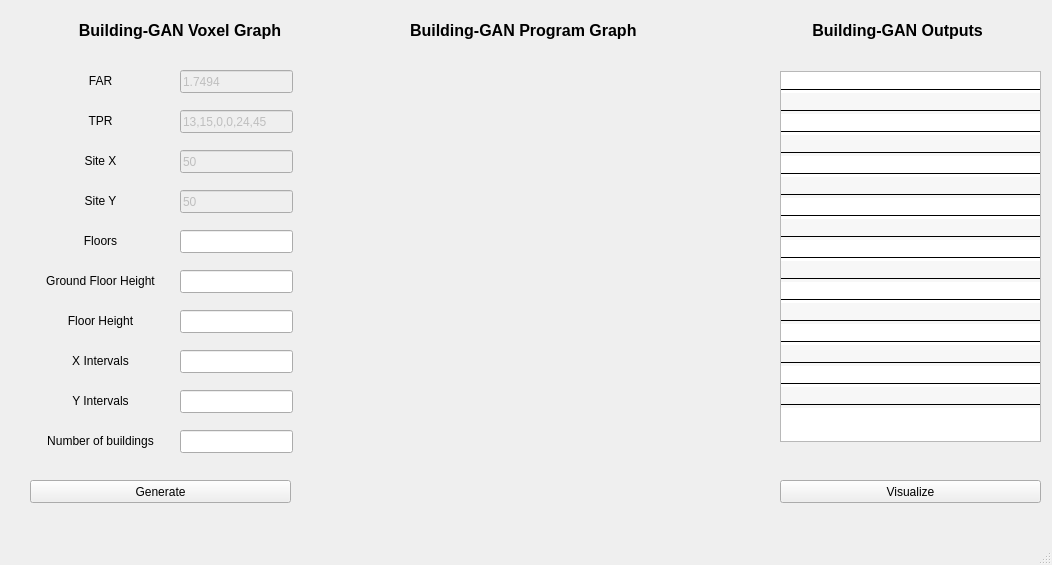
The window that Buiding_GAN_Visualizer.ui (Sehaba95/Building_GAN_GUI_Visualizer) describes before a commit, drawn with Qt 5.
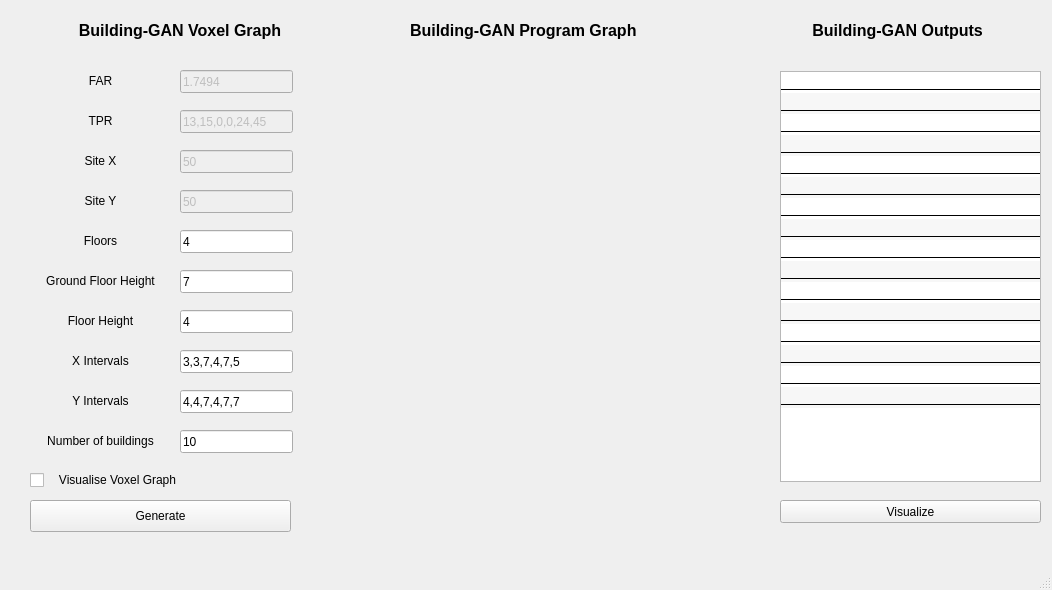
The same window after the commit. Icons and pictures are not drawn.

Commit message: Fix the input issues

Patch:
```diff
--- a/Buiding_GAN_Visualizer.ui
+++ b/Buiding_GAN_Visualizer.ui
@@ -7,12 +7,11 @@
     <x>0</x>
     <y>0</y>
     <width>1052</width>
-    <height>565</height>
+    <height>590</height>
    </rect>
   </property>
   <property name="font">
    <font>
-    <weight>50</weight>
     <bold>false</bold>
    </font>
   </property>
@@ -177,7 +176,7 @@
      </rect>
     </property>
     <property name="text">
-     <string/>
+     <string>4</string>
     </property>
    </widget>
    <widget class="QLabel" name="label_7">
@@ -206,7 +205,7 @@
      </rect>
     </property>
     <property name="text">
-     <string/>
+     <string>7</string>
     </property>
    </widget>
    <widget class="QLabel" name="label_8">
@@ -235,7 +234,7 @@
      </rect>
     </property>
     <property name="text">
-     <string/>
+     <string>4</string>
     </property>
    </widget>
    <widget class="QLabel" name="label_9">
@@ -280,7 +279,7 @@
      </rect>
     </property>
     <property name="text">
-     <string/>
+     <string>3,3,7,4,7,5</string>
     </property>
    </widget>
    <widget class="QLineEdit" name="y_intervals">
@@ -293,20 +292,7 @@
      </rect>
     </property>
     <property name="text">
-     <string/>
-    </property>
-   </widget>
-   <widget class="QPushButton" name="generate_btn">
-    <property name="geometry">
-     <rect>
-      <x>30</x>
-      <y>480</y>
-      <width>261</width>
-      <height>23</height>
-     </rect>
-    </property>
-    <property name="text">
-     <string>Generate</string>
+     <string>4,4,7,4,7,7</string>
     </property>
    </widget>
    <widget class="QLabel" name="label_11">
@@ -335,7 +321,7 @@
      </rect>
     </property>
     <property name="text">
-     <string/>
+     <string>10</string>
     </property>
    </widget>
    <widget class="QWidget" name="horizontalLayoutWidget">
@@ -427,7 +413,7 @@
     <property name="geometry">
      <rect>
       <x>780</x>
-      <y>480</y>
+      <y>500</y>
       <width>261</width>
       <height>23</height>
      </rect>
@@ -442,12 +428,11 @@
       <x>780</x>
       <y>71</y>
       <width>261</width>
-      <height>371</height>
+      <height>411</height>
      </rect>
     </property>
     <property name="font">
      <font>
-      <weight>75</weight>
       <bold>true</bold>
      </font>
     </property>
@@ -554,6 +539,32 @@
      </property>
     </item>
    </widget>
+   <widget class="QPushButton" name="generate_btn">
+    <property name="geometry">
+     <rect>
+      <x>30</x>
+      <y>500</y>
+      <width>261</width>
+      <height>32</height>
+     </rect>
+    </property>
+    <property name="text">
+     <string>Generate</string>
+    </property>
+   </widget>
+   <widget class="QCheckBox" name="is_visualise_voxel_graph">
+    <property name="geometry">
+     <rect>
+      <x>30</x>
+      <y>470</y>
+      <width>261</width>
+      <height>20</height>
+     </rect>
+    </property>
+    <property name="text">
+     <string>   Visualise Voxel Graph</string>
+    </property>
+   </widget>
   </widget>
   <widget class="QMenuBar" name="menubar">
    <property name="geometry">
```
Left out of the diff: 5 changed lines with no effect on the pictures.
